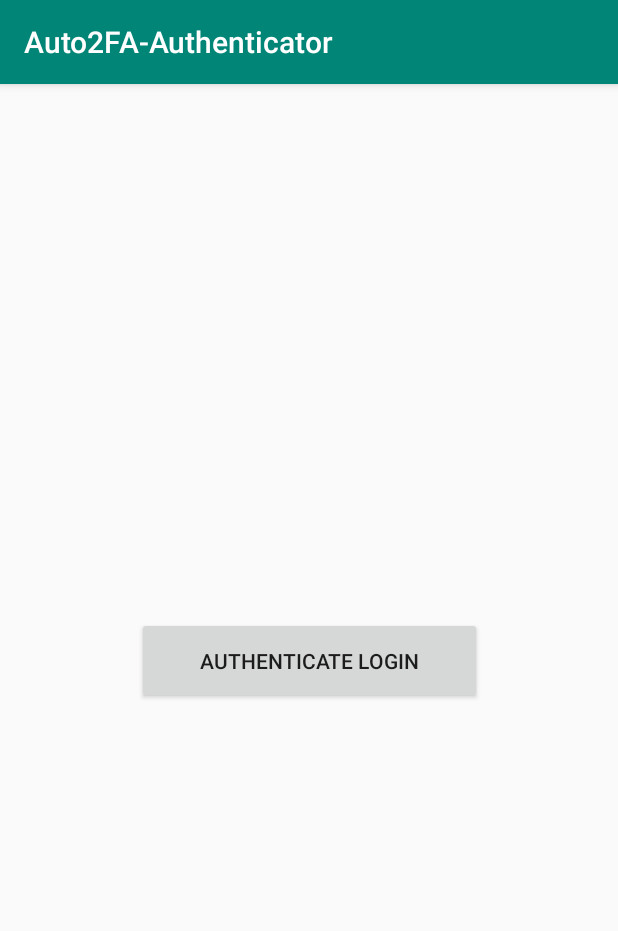
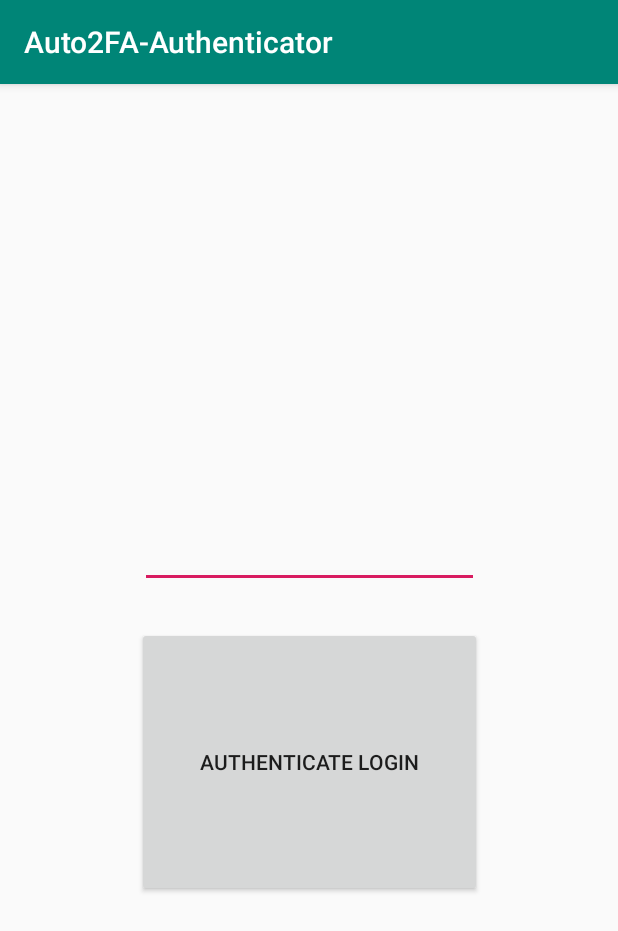
Before and after one commit to patelvishu05/Auto2FA-Authenticator, an Android app: the MainActivity screen opened directly, with no data from a screen before it, on a phone screen of 412 x 824 dp. Shown: the top 931 px of the screen. Run offline under Robolectric (Android 15) with nearby library versions, the phone set to English and light mode, and no system bars; our stand-ins replace Firebase (no records; nobody signed in at launch, a user with empty details on screens opened directly).

```diff
--- a/app/build.gradle
+++ b/app/build.gradle
@@ -1,4 +1,5 @@
 apply plugin: 'com.android.application'
+apply plugin: 'com.google.gms.google-services'
 
 android {
     compileSdkVersion 28
@@ -26,4 +27,7 @@ dependencies {
     testImplementation 'junit:junit:4.12'
     androidTestImplementation 'com.android.support.test:runner:1.0.2'
     androidTestImplementation 'com.android.support.test.espresso:espresso-core:3.0.2'
+    implementation 'com.google.firebase:firebase-database:16.0.1'
 }
+
+apply plugin: 'com.google.gms.google-services'
--- a/app/src/main/java/com/coderunners/auto2fa_authenticator/MainActivity.java
+++ b/app/src/main/java/com/coderunners/auto2fa_authenticator/MainActivity.java
@@ -2,12 +2,41 @@ package com.coderunners.auto2fa_authenticator;
 
 import android.support.v7.app.AppCompatActivity;
 import android.os.Bundle;
+import android.view.View;
+import android.widget.Button;
+import android.widget.EditText;
+import android.widget.TextView;
 
-public class MainActivity extends AppCompatActivity {
+import com.google.firebase.database.DatabaseReference;
+import com.google.firebase.database.FirebaseDatabase;
+
+import org.w3c.dom.Text;
+
+public class MainActivity extends AppCompatActivity
+{
+    private Button authenticate;
+    private DatabaseReference mDatabase;
+    private EditText message;
 
     @Override
-    protected void onCreate(Bundle savedInstanceState) {
+    protected void onCreate(Bundle savedInstanceState)
+    {
         super.onCreate(savedInstanceState);
         setContentView(R.layout.activity_main);
+
+        authenticate = (Button) findViewById(R.id.authenticate);
+        message = (EditText) findViewById(R.id.message);
+
+        mDatabase = FirebaseDatabase.getInstance().getReference();
+
+        authenticate.setOnClickListener(new View.OnClickListener() {
+            @Override
+            public void onClick(View v)
+            {
+                String msg = message.getText().toString().trim();
+                mDatabase.child("Name").setValue(msg);
+
+            }
+        });
     }
 }
--- a/app/src/main/res/layout/activity_main.xml
+++ b/app/src/main/res/layout/activity_main.xml
@@ -2,18 +2,30 @@
 <android.support.constraint.ConstraintLayout xmlns:android="http://schemas.android.com/apk/res/android"
     xmlns:app="http://schemas.android.com/apk/res-auto"
     xmlns:tools="http://schemas.android.com/tools"
-    android:id="@+id/authenticate"
     android:layout_width="match_parent"
     android:layout_height="match_parent"
-    tools:context=".MainActivity">
+    tools:context=".MainActivity"
+    tools:layout_editor_absoluteY="81dp">
 
     <Button
-        android:id="@+id/button"
+        android:id="@+id/authenticate"
         android:layout_width="230dp"
-        android:layout_height="58dp"
+        android:layout_height="0dp"
+        android:layout_marginBottom="226dp"
         android:text="@string/authenticate_login"
         app:layout_constraintBottom_toBottomOf="parent"
         app:layout_constraintEnd_toEndOf="parent"
         app:layout_constraintStart_toStartOf="parent"
+        app:layout_constraintTop_toBottomOf="@+id/message" />
+
+    <EditText
+        android:id="@+id/message"
+        android:layout_width="226dp"
+        android:layout_height="0dp"
+        android:layout_marginTop="156dp"
+        android:layout_marginBottom="26dp"
+        app:layout_constraintBottom_toTopOf="@+id/authenticate"
+        app:layout_constraintEnd_toEndOf="parent"
+        app:layout_constraintStart_toStartOf="parent"
         app:layout_constraintTop_toTopOf="parent" />
 </android.support.constraint.ConstraintLayout>
--- a/build.gradle
+++ b/build.gradle
@@ -7,8 +7,9 @@ buildscript {
         jcenter()
     }
     dependencies {
+        classpath 'com.google.gms:google-services:4.0.1'
         classpath 'com.android.tools.build:gradle:3.2.1'
-
+        classpath 'com.google.gms:google-services:4.0.1'
 
         // NOTE: Do not place your application dependencies here; they belong
         // in the individual module build.gradle files
```
Also changed, not shown: 2 other files.
